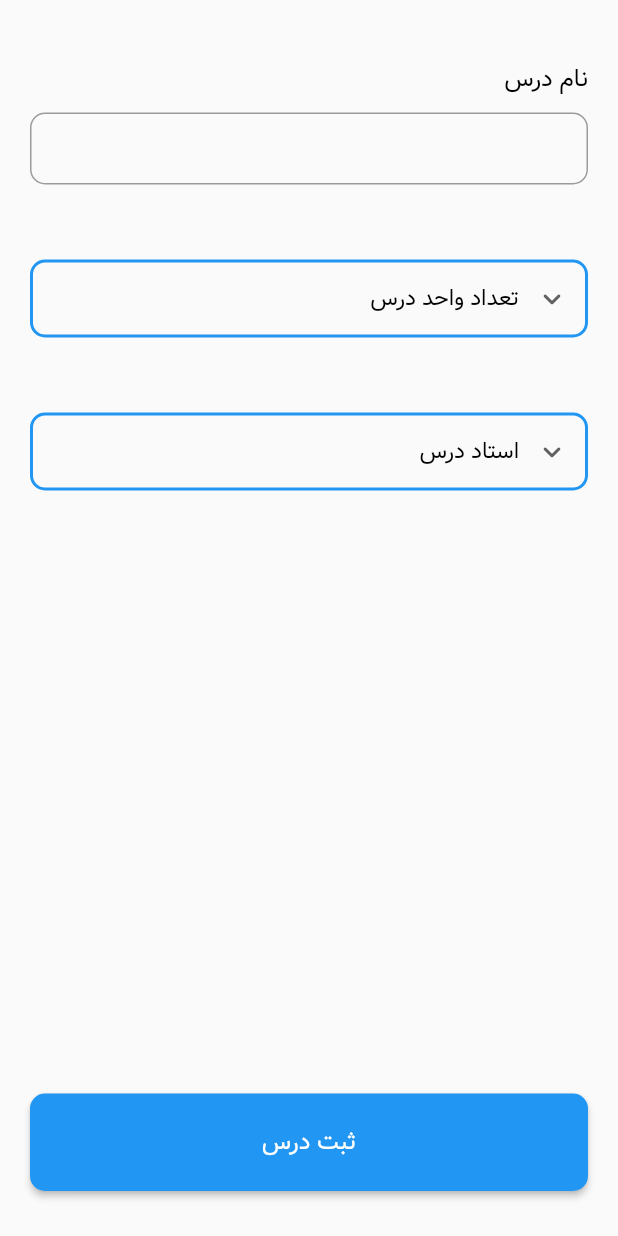
After one commit to mohammad7hosein/karshenasi_project, a Flutter app: the screen it shows after launch, after a tap on "افزودن درس", on a phone screen of 412 x 824 dp. The commit adds this screen. Run offline on Flutter 3.47's test engine with Material 2 defaults, Android fonts, the phone set to English and light mode, and no system bars; our stand-ins replace dio; network calls fail.

Commit message:
add admin screens

```diff
--- a/lib/main.dart
+++ b/lib/main.dart
@@ -1,6 +1,9 @@
 import 'package:flutter/material.dart';
 import 'package:flutter/services.dart';
 import 'package:karshenasi_project/my_theme.dart';
+import 'package:karshenasi_project/screen/add_course_screen.dart';
+import 'package:karshenasi_project/screen/add_teacher_screen.dart';
+import 'package:karshenasi_project/screen/admin_screen.dart';
 import 'package:karshenasi_project/screen/bottom_nav_bar.dart';
 import 'package:karshenasi_project/screen/login_screen.dart';
 import 'package:karshenasi_project/screen/schedule_screen.dart';
@@ -25,8 +28,11 @@ class MyApp extends StatelessWidget {
         LoginScreen.route: (context) => const LoginScreen(),
         ScheduleScreen.route: (context) => const ScheduleScreen(),
         TableScreen.route: (context) => const TableScreen(),
+        AdminScreen.route: (context) => const AdminScreen(),
+        AddTeacherScreen.route: (context) => const AddTeacherScreen(),
+        AddCourseScreen.route: (context) => const AddCourseScreen(),
       },
-      home: const LoginScreen(),
+      home: const AdminScreen(),
     );
   }
 }
--- a/lib/my_theme.dart
+++ b/lib/my_theme.dart
@@ -12,7 +12,7 @@ const gray = Color(0xFF777777);
 const lightGray = Color(0xFFF2F2F2);
 
 final myOutlineInputBorder = OutlineInputBorder(
-  borderRadius: BorderRadius.circular(20),
+  borderRadius: BorderRadius.circular(10),
   // borderSide: const BorderSide(color: primary),
 );
 
--- /dev/null
+++ b/lib/provider/admin_provider.dart
@@ -0,0 +1,6 @@
+class AdminProvider {
+  String? selectedCourseType;
+  String? selectedTeacherName;
+  List<String> courseTypes = ['1', '2', '3', '4'];
+  List<String> teacherNames = ['احمدی', 'علوی', 'رضایی', 'محمدی'];
+}
--- /dev/null
+++ b/lib/screen/add_course_screen.dart
@@ -0,0 +1,153 @@
+import 'package:flutter/material.dart';
+import 'package:karshenasi_project/provider/admin_provider.dart';
+
+class AddCourseScreen extends StatefulWidget {
+  static String route = "/add_course";
+
+  const AddCourseScreen({Key? key}) : super(key: key);
+
+  @override
+  State<AddCourseScreen> createState() => _AddCourseScreenState();
+}
+
+class _AddCourseScreenState extends State<AddCourseScreen> {
+  late final AdminProvider provider = AdminProvider();
+  final _formKey = GlobalKey<FormState>();
+  late String name;
+
+  @override
+  Widget build(BuildContext context) {
+    TextTheme textTheme = Theme.of(context).textTheme;
+
+    return SafeArea(
+      child: Scaffold(
+        body: SizedBox(
+          width: double.infinity,
+          child: Form(
+            key: _formKey,
+            child: Padding(
+              padding: const EdgeInsets.all(20),
+              child: Column(
+                crossAxisAlignment: CrossAxisAlignment.end,
+                children: [
+                  const SizedBox(height: 20),
+                  Text(
+                    "نام درس",
+                    style: textTheme.bodyMedium,
+                  ),
+                  const SizedBox(height: 10),
+                  SizedBox(
+                    width: double.infinity,
+                    child: TextFormField(
+                      onSaved: (newValue) => name = newValue!,
+                      onChanged: (value) {},
+                      style: textTheme.bodySmall,
+                      keyboardType: TextInputType.text,
+                      textAlign: TextAlign.left,
+                      maxLines: 1,
+                    ),
+                  ),
+                  const SizedBox(height: 50),
+                  Container(
+                    alignment: Alignment.centerRight,
+                    width: double.infinity,
+                    decoration: BoxDecoration(
+                        borderRadius: BorderRadius.circular(10),
+                        border: Border.all(
+                          color: Colors.blue,
+                          width: 2,
+                        )),
+                    child: DropdownButton(
+                      alignment: Alignment.centerRight,
+                      underline: Container(),
+                      borderRadius: BorderRadius.circular(10),
+                      icon: const Padding(
+                        padding: EdgeInsets.symmetric(horizontal: 10),
+                        child: Icon(Icons.keyboard_arrow_down_rounded),
+                      ),
+                      hint: Text(
+                        "تعداد واحد درس",
+                        style: textTheme.bodySmall,
+                      ),
+                      value: provider.selectedCourseType,
+                      items: provider.courseTypes.map((String item) {
+                        return DropdownMenuItem(
+                          value: item,
+                          child: Center(
+                            child: Text(
+                              item,
+                              style: textTheme.bodyMedium,
+                            ),
+                          ),
+                        );
+                      }).toList(),
+                      onChanged: (String? newValue) {
+                        setState(() {
+                          provider.selectedCourseType = newValue!;
+                        });
+                      },
+                    ),
+                  ),
+                  const SizedBox(height: 50),
+                  Container(
+                    alignment: Alignment.centerRight,
+                    width: double.infinity,
+                    decoration: BoxDecoration(
+                        borderRadius: BorderRadius.circular(10),
+                        border: Border.all(
+                          color: Colors.blue,
+                          width: 2,
+                        )),
+                    child: DropdownButton(
+                      alignment: Alignment.centerRight,
+                      underline: Container(),
+                      borderRadius: BorderRadius.circular(10),
+                      icon: const Padding(
+                        padding: EdgeInsets.symmetric(horizontal: 10),
+                        child: Icon(Icons.keyboard_arrow_down_rounded),
+                      ),
+                      hint: Text(
+                        "استاد درس",
+                        style: textTheme.bodySmall,
+                      ),
+                      value: provider.selectedTeacherName,
+                      items: provider.teacherNames.map((String item) {
+                        return DropdownMenuItem(
+                          value: item,
+                          child: Center(
+                            child: Text(
+                              item,
+                              style: textTheme.bodyMedium,
+                            ),
+                          ),
+                        );
+                      }).toList(),
+                      onChanged: (String? newValue) {
+                        setState(() {
+                          provider.selectedTeacherName = newValue!;
+                        });
+                      },
+                    ),
+                  ),
+                  const Spacer(),
+                  SizedBox(
+                    width: double.infinity,
+                    child: ElevatedButton(
+                      onPressed: () {},
+                      child: Text(
+                        "ثبت درس",
+                        style:
+                            textTheme.bodyMedium?.copyWith(color: Colors.white),
+                      ),
+                    ),
+                  ),
+                  const SizedBox(height: 10),
+                ],
+              ),
+            ),
+          ),
+        ),
+      ),
+    );
+  }
+}
--- /dev/null
+++ b/lib/screen/admin_screen.dart
@@ -0,0 +1,53 @@
+import 'package:flutter/material.dart';
+import 'package:karshenasi_project/screen/add_course_screen.dart';
+import 'package:karshenasi_project/screen/add_teacher_screen.dart';
+
+class AdminScreen extends StatelessWidget {
+  static String route = "/admin";
+
+  const AdminScreen({Key? key}) : super(key: key);
+
+  @override
+  Widget build(BuildContext context) {
+    return SafeArea(
+      child: Scaffold(
+        body: SizedBox(
+          width: double.infinity,
+          child: Column(
+            mainAxisAlignment: MainAxisAlignment.center,
+            crossAxisAlignment: CrossAxisAlignment.center,
+            children: [
+              SizedBox(
+                width: 200,
+                child: ElevatedButton(
+                  onPressed: () {
+                    Navigator.pushNamed(context, AddTeacherScreen.route);
+                  },
+                  child: const Text("افزودن استاد"),
+                ),
+              ),
+              const SizedBox(height: 20),
+              SizedBox(
+                width: 200,
+                child: ElevatedButton(
+                  onPressed: () {
+                    Navigator.pushNamed(context, AddCourseScreen.route);
+                  },
+                  child: const Text("افزودن درس"),
+                ),
+              ),
+              const SizedBox(height: 20),
+              SizedBox(
+                width: 200,
+                child: ElevatedButton(
+                  onPressed: () {},
+                  child: const Text("دریافت دروس"),
+                ),
+              ),
+            ],
+          ),
+        ),
+      ),
+    );
+  }
+}
```
Also changed, not shown: lib/screen/add_teacher_screen.dart (added, +89 -0 lines), lib/screen/login_screen.dart (+4 -5 lines).
